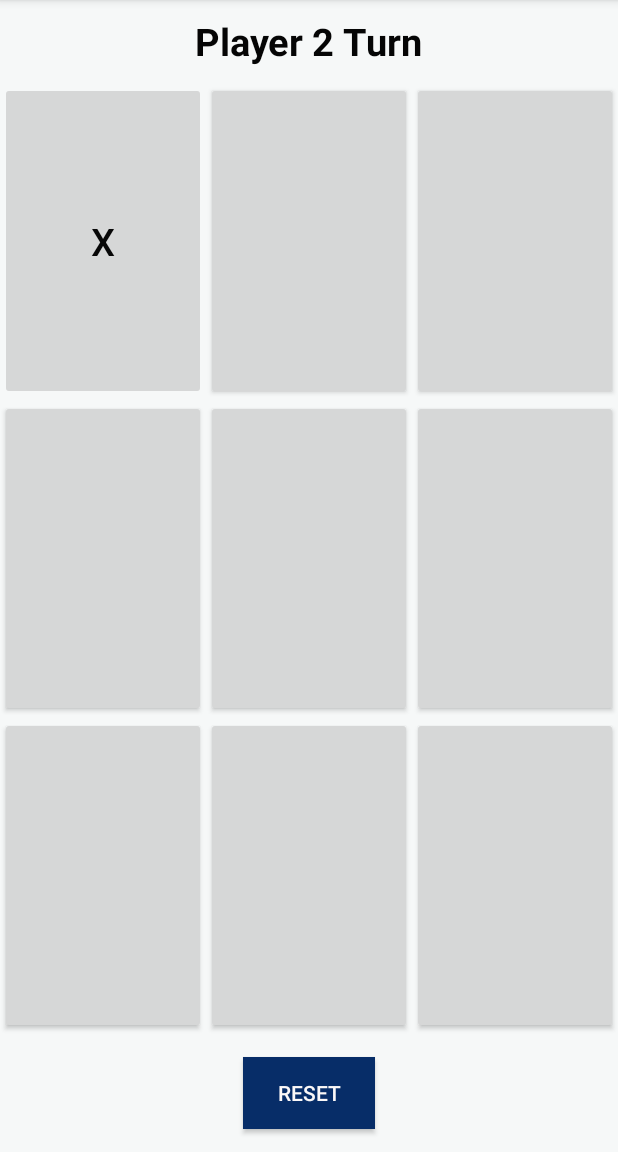
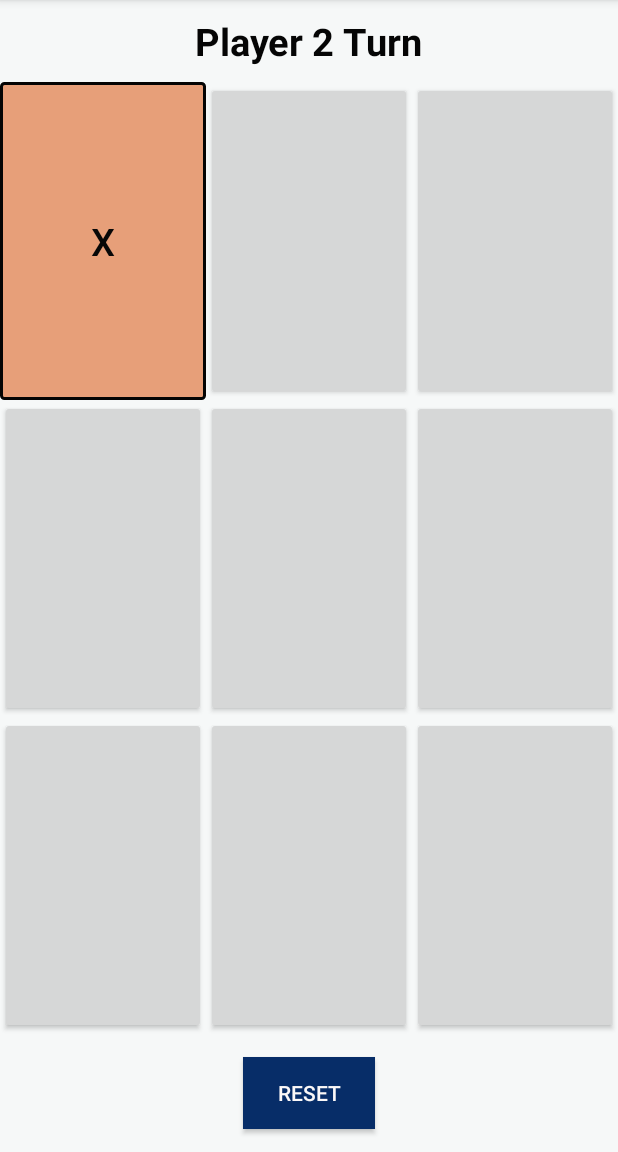
Before and after one commit to rohan0713/TicTacToe, an Android app: the screen it shows after launch (MainActivity2), after a tap on an icon or button, on a phone screen of 412 x 824 dp, the part 84-1236 px from its top. Run offline under Robolectric (Android 15) with nearby library versions, the phone set to English and light mode, and no system bars.

Commit message:
Colour of buttons will change on getting clicked.

```diff
--- a/app/src/main/java/com/example/tictactoe/MainActivity2.java
+++ b/app/src/main/java/com/example/tictactoe/MainActivity2.java
@@ -1,7 +1,11 @@
 package com.example.tictactoe;
 
+import androidx.annotation.RequiresApi;
 import androidx.appcompat.app.AppCompatActivity;
 
+import android.annotation.SuppressLint;
+import android.media.MediaPlayer;
+import android.os.Build;
 import android.os.Bundle;
 import android.view.View;
 import android.widget.Button;
@@ -15,6 +19,9 @@ public class MainActivity2 extends AppCompatActivity {
 
     Button[][] board;
     TextView display;
+    MediaPlayer mediaPlayer;
+
+    @RequiresApi(api = Build.VERSION_CODES.M)
     @Override
     protected void onCreate(Bundle savedInstanceState) {
         super.onCreate(savedInstanceState);
@@ -31,12 +38,16 @@ public class MainActivity2 extends AppCompatActivity {
         Button b9 = findViewById(R.id.button9);
         display = findViewById(R.id.display);
         Button reset = findViewById(R.id.reset);
+        mediaPlayer = MediaPlayer.create(this , R.raw.applause8);
+
         reset.setOnClickListener(new View.OnClickListener() {
+            @RequiresApi(api = Build.VERSION_CODES.M)
             @Override
             public void onClick(View v) {
                 updateboardstatus();
                 Player = true;
                 turncount = 0;
+                mediaPlayer.pause();
                 updatetext("Player 1 Turn");
             }
         });
@@ -48,6 +59,7 @@ public class MainActivity2 extends AppCompatActivity {
         for(int i = 0; i<board.length; i++){
             for(int j = 0; j<board.length; j++ ){
                 board[i][j].setOnClickListener(new View.OnClickListener() {
+                    @RequiresApi(api = Build.VERSION_CODES.M)
                     @Override
                     public void onClick(View v) {
                         if (v.getId() == R.id.button1) {
@@ -96,6 +108,7 @@ public class MainActivity2 extends AppCompatActivity {
 
     }
 
+    @RequiresApi(api = Build.VERSION_CODES.M)
     private void updateboardstatus() {
         for (int i = 0; i<3; i++) {
             for (int j = 0; j<3; j++) {
@@ -108,6 +121,8 @@ public class MainActivity2 extends AppCompatActivity {
 
                 buttons[j].setEnabled(true);
                 buttons[j].setText("");
+                Button b = new Button(this);
+                buttons[j].setBackground(b.getBackground());
 
             }
         }
@@ -120,9 +135,13 @@ public class MainActivity2 extends AppCompatActivity {
             if (boardstatus[i][0] == boardstatus[i][1] && boardstatus[i][0] == boardstatus[i][2]) {
                 if (boardstatus[i][0] == 1) {
                     updatetext("Player 1 winner");
+                    mediaPlayer.seekTo(0);
+                    mediaPlayer.start();
                     break;
                 } else if (boardstatus[i][0] == 0) {
                     updatetext("Player 2 winner");
+                    mediaPlayer.seekTo(0);
+                    mediaPlayer.start();
                     break;
                 }
             }
@@ -133,9 +152,13 @@ public class MainActivity2 extends AppCompatActivity {
             if (boardstatus[0][i] == boardstatus[1][i] && boardstatus[0][i] == boardstatus[2][i]) {
                 if (boardstatus[0][i] == 1) {
                     updatetext("Player 1 winner");
+                    mediaPlayer.seekTo(0);
+                    mediaPlayer.start();
                     break;
                 } else if (boardstatus[0][i] == 0) {
                     updatetext("Player 2 winner");
+                    mediaPlayer.seekTo(0);
+                    mediaPlayer.start();
                     break;
                 }
             }
@@ -145,8 +168,12 @@ public class MainActivity2 extends AppCompatActivity {
         if (boardstatus[0][0] == boardstatus[1][1] && boardstatus[0][0] == boardstatus[2][2]) {
             if (boardstatus[0][0] == 1) {
                 updatetext("Player 1 winner");
+                mediaPlayer.seekTo(0);
+                mediaPlayer.start();
             } else if (boardstatus[0][0] == 0) {
                 updatetext("Player 2 winner");
+                mediaPlayer.seekTo(0);
+                mediaPlayer.start();
             }
         }
 
@@ -154,8 +181,12 @@ public class MainActivity2 extends AppCompatActivity {
         if (boardstatus[0][2] == boardstatus[1][1] && boardstatus[0][2] == boardstatus[2][0]) {
             if (boardstatus[0][2] == 1) {
                 updatetext("Player 1 winner");
+                mediaPlayer.seekTo(0);
+                mediaPlayer.start();
             } else if (boardstatus[0][2] == 0) {
                 updatetext("Player 2 winner");
+                mediaPlayer.seekTo(0);
+                mediaPlayer.start();
             }
         }
     }
@@ -178,14 +209,20 @@ public class MainActivity2 extends AppCompatActivity {
         }
     }
 
+    @SuppressLint("ResourceType")
+    @RequiresApi(api = Build.VERSION_CODES.M)
     private void updatevalue(int row, int col, boolean player) {
 
         String text = "";
         int value;
+        int color;
         if (player){
             text = "X";
+            board[row][col].setBackgroundResource(R.drawable.colors);
+
         } else {
             text = "0";
+            board[row][col].setBackgroundResource(R.drawable.colorss);
         }
         if (player){
             value = 1;
@@ -195,7 +232,6 @@ public class MainActivity2 extends AppCompatActivity {
 
         board[row][col].setEnabled(false);
         board[row][col].setText(text);
-
         boardstatus[row][col] = value;
     }
 }
--- /dev/null
+++ b/app/src/main/res/drawable/colors.xml
@@ -0,0 +1,8 @@
+<?xml version="1.0" encoding="utf-8"?>
+<shape xmlns:android="http://schemas.android.com/apk/res/android">
+
+    <corners android:radius="2dp" />
+    <solid android:color= "@color/colorAccent"/>
+    <stroke android:width="2dip" android:color="#040404"/>
+
+</shape>
--- /dev/null
+++ b/app/src/main/res/drawable/colorss.xml
@@ -0,0 +1,7 @@
+<?xml version="1.0" encoding="utf-8"?>
+<shape xmlns:android="http://schemas.android.com/apk/res/android">
+
+    <corners android:radius="2dp" />
+    <solid android:color= "@color/colorPrimaryDark"/>
+    <stroke android:width="2dip" android:color="#040404"/>
+</shape>
--- a/app/src/main/res/values/colors.xml
+++ b/app/src/main/res/values/colors.xml
@@ -1,6 +1,7 @@
 <?xml version="1.0" encoding="utf-8"?>
 <resources>
-    <color name="colorPrimary">#6200EE</color>
-    <color name="colorPrimaryDark">#3700B3</color>
-    <color name="colorAccent">#03DAC5</color>
+    <color name="colorPrimary">#A98A72</color>
+    <color name="colorPrimaryDark">#72A976</color>
+    <color name="colorAccent">#E79F79</color>
+    <color name="c">#999A9A</color>
 </resources>
```
Also changed, not shown: app/src/main/res/layout/activity_main.xml (+9 -0 lines), 1 other file.
